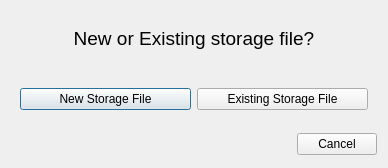
Qt form revere/source/neworexisting.ui (TroyDL/revere) before a commit.
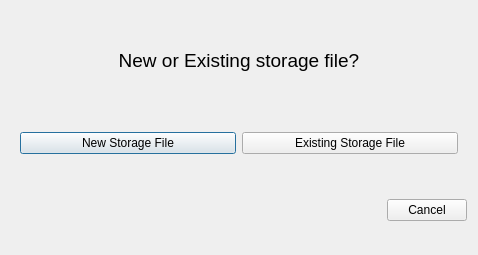
The same form after that commit.

What changed in the file:
```diff
--- a/revere/source/neworexisting.ui
+++ b/revere/source/neworexisting.ui
@@ -6,8 +6,8 @@
    <rect>
     <x>0</x>
     <y>0</y>
-    <width>388</width>
-    <height>168</height>
+    <width>478</width>
+    <height>255</height>
    </rect>
   </property>
   <property name="windowTitle">
```
